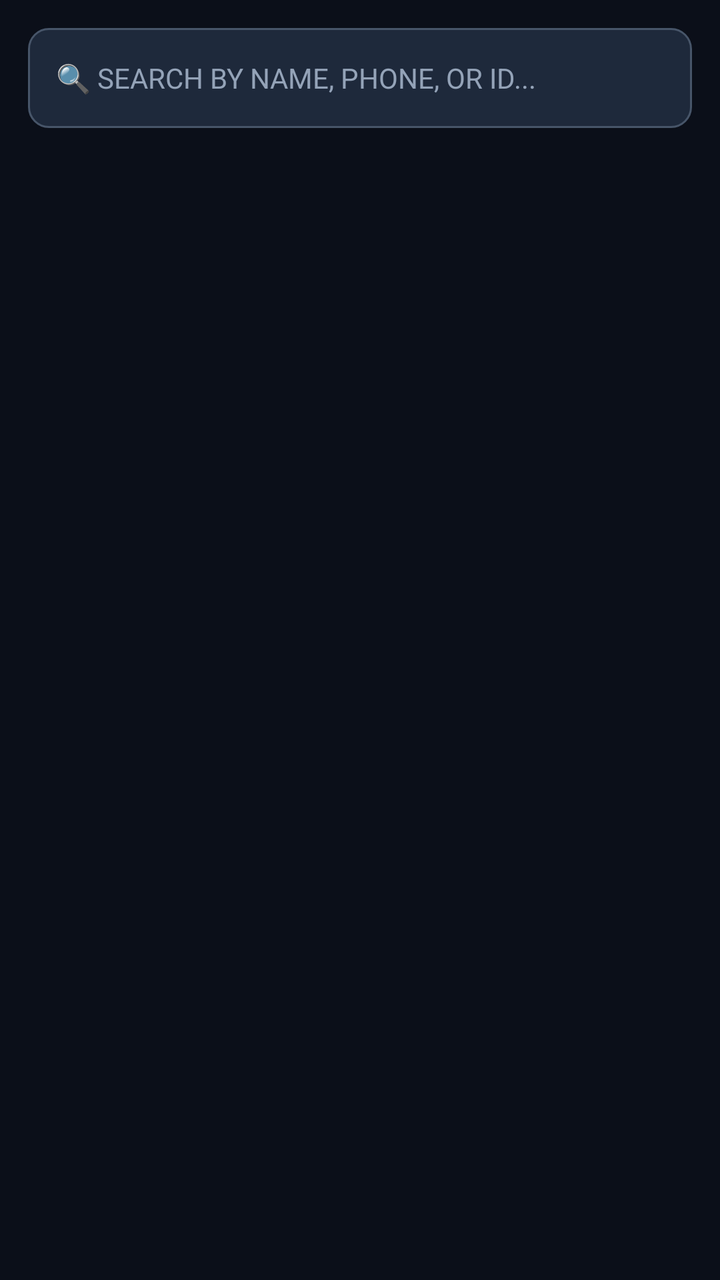
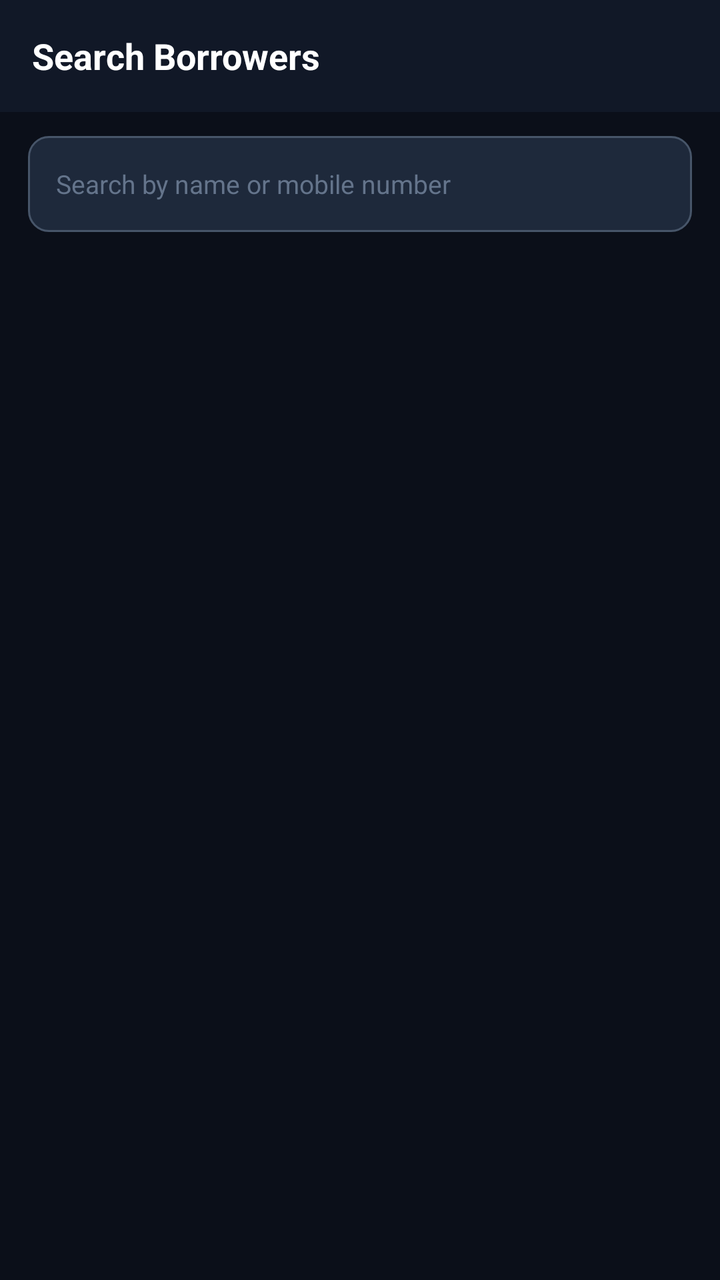

Before-and-after screenshots of an Android layout around one commit, followed by the original layout XML and the change that was made.
<!-- AndroidManifest.xml: application theme Theme.QuickLoan -->
<!-- res/layout/fragment_search.xml -->
<?xml version="1.0" encoding="utf-8"?>
<LinearLayout xmlns:android="http://schemas.android.com/apk/res/android"
    android:layout_width="match_parent"
    android:layout_height="match_parent"
    android:background="#0B0F19"
    android:orientation="vertical">

    <EditText
        android:id="@+id/etSearchQuery"
        android:layout_width="match_parent"
        android:layout_height="50dp"
        android:layout_margin="14dp"
        android:background="@drawable/edittext_bg"
        android:hint="🔍 SEARCH BY NAME, PHONE, OR ID..."
        android:inputType="textCapCharacters"
        android:paddingHorizontal="14dp"
        android:textColor="#FFFFFF"
        android:textColorHint="#94A3B8"
        android:textSize="14sp" />

    <androidx.recyclerview.widget.RecyclerView
        android:id="@+id/rvSearchResults"
        android:layout_width="match_parent"
        android:layout_height="match_parent"
        android:clipToPadding="false"
        android:paddingBottom="16dp" />
</LinearLayout>
<!-- resources referenced by this layout -->
<resources>
  <!-- drawable edittext_bg (drawable) -->
  <?xml version="1.0" encoding="utf-8"?>
  <shape xmlns:android="http://schemas.android.com/apk/res/android"
      android:shape="rectangle">
      <solid android:color="#1E293B" />
      <stroke android:width="1dp" android:color="#475569" />
      <corners android:radius="10dp" />
  </shape>
  <style name="Theme.QuickLoan" parent="Theme.AppCompat.DayNight.NoActionBar">
          
          <item name="android:windowBackground">@color/surface_bg</item>
          <item name="android:colorBackground">@color/surface_bg</item>
  
          
          <item name="colorPrimary">@color/header_bg</item>
          <item name="colorPrimaryDark">#070A10</item>
          <item name="colorAccent">@color/brand_accent</item>
  
          
          <item name="android:statusBarColor">@color/header_bg</item>
          <item name="android:navigationBarColor">#070A10</item>
          <item name="android:windowLightStatusBar">false</item>
      </style>
  <color name="surface_bg">#0B0F19</color>
  <color name="header_bg">#111827</color>
  <color name="brand_accent">#38BDF8</color>
</resources>

<!-- the commit's change to res/layout/fragment_search.xml (unified diff, before → after) -->
@@ -5,23 +5,64 @@
     android:background="#0B0F19"
     android:orientation="vertical">
 
-    <EditText
-        android:id="@+id/etSearchQuery"
+    
+    <LinearLayout
         android:layout_width="match_parent"
-        android:layout_height="50dp"
-        android:layout_margin="14dp"
-        android:background="@drawable/edittext_bg"
-        android:hint="🔍 SEARCH BY NAME, PHONE, OR ID..."
-        android:inputType="textCapCharacters"
+        android:layout_height="56dp"
+        android:background="#111827"
+        android:gravity="center_vertical"
+        android:orientation="horizontal"
+        android:paddingHorizontal="16dp">
+
+        <TextView
+            android:layout_width="wrap_content"
+            android:layout_height="wrap_content"
+            android:text="Search Borrowers"
+            android:textColor="#FFFFFF"
+            android:textSize="18sp"
+            android:textStyle="bold" />
+    </LinearLayout>
+
+    
+    <LinearLayout
+        android:layout_width="match_parent"
+        android:layout_height="wrap_content"
         android:paddingHorizontal="14dp"
-        android:textColor="#FFFFFF"
-        android:textColorHint="#94A3B8"
-        android:textSize="14sp" />
+        android:paddingTop="12dp"
+        android:paddingBottom="8dp">
 
+        <EditText
+            android:id="@+id/etSearchQuery"
+            android:layout_width="match_parent"
+            android:layout_height="48dp"
+            android:background="@drawable/edittext_bg"
+            android:hint="Search by name or mobile number"
+            android:inputType="text"
+            android:paddingHorizontal="14dp"
+            android:textColor="#FFFFFF"
+            android:textColorHint="#64748B"
+            android:textSize="13sp" />
+    </LinearLayout>
+
+    
+    <TextView
+        android:id="@+id/tvEmptySearch"
+        android:layout_width="match_parent"
+        android:layout_height="wrap_content"
+        android:gravity="center"
+        android:padding="30dp"
+        android:text="No borrowers found matching your search"
+        android:textColor="#64748B"
+        android:textSize="14sp"
+        android:visibility="gone" />
+
+    
     <androidx.recyclerview.widget.RecyclerView
         android:id="@+id/rvSearchResults"
         android:layout_width="match_parent"
         android:layout_height="match_parent"
         android:clipToPadding="false"
+        android:paddingHorizontal="8dp"
         android:paddingBottom="16dp" />
+
 </LinearLayout>
